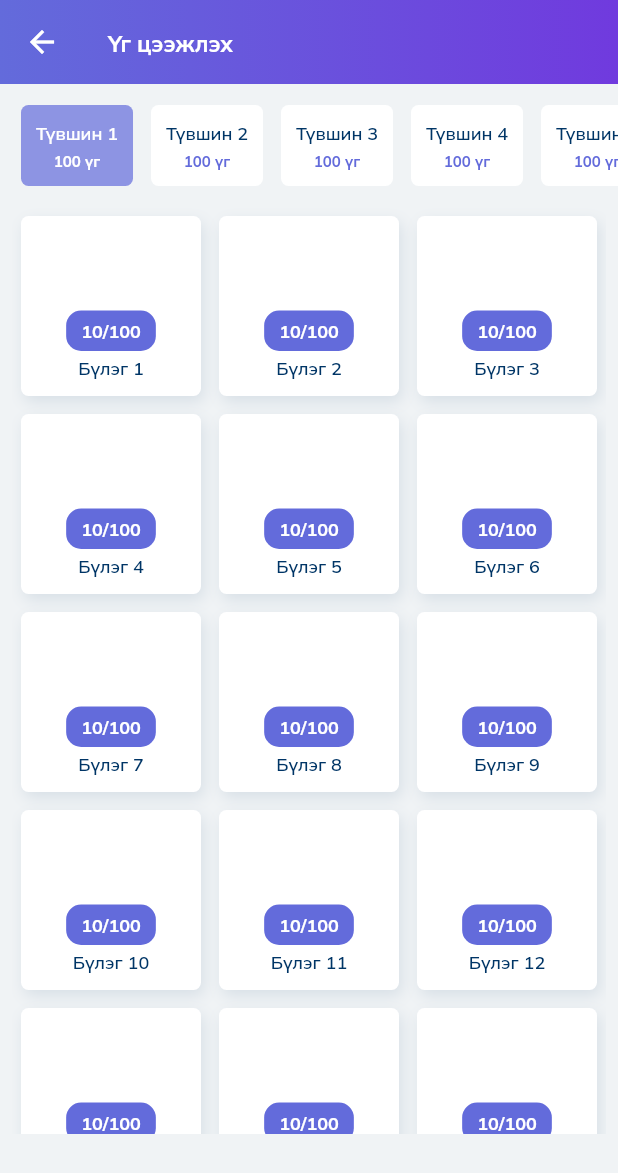
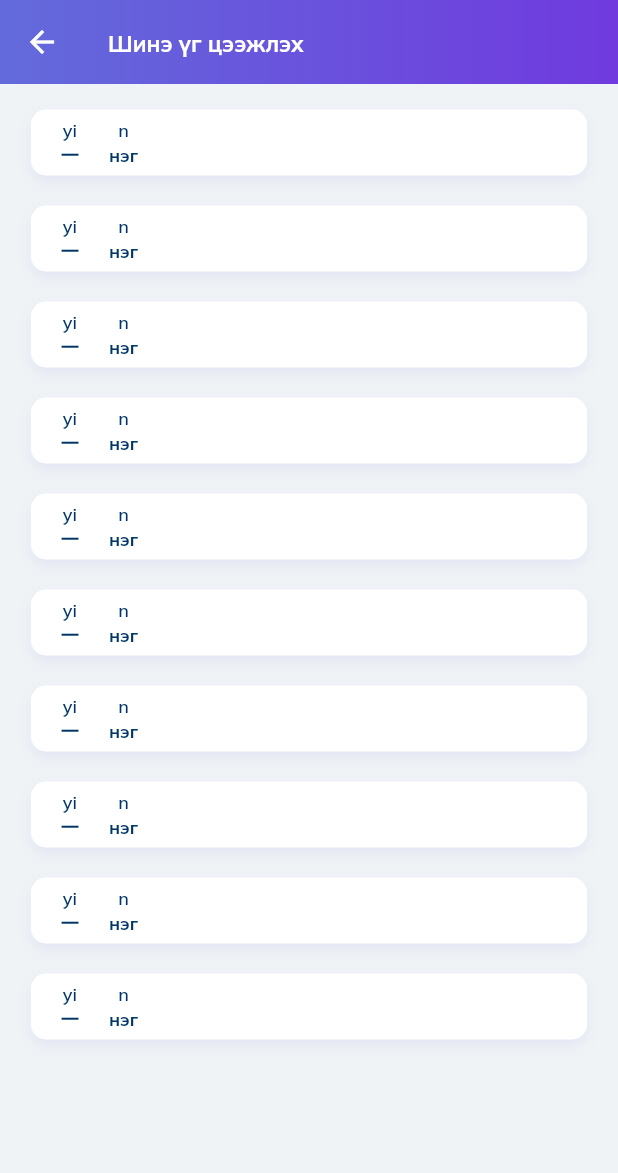
Before and after one commit to athrtyDev/Husky, a Flutter app: the VocabularyHomeScreen screen opened by its route, after a tap on "10/100", on a phone screen of 412 x 824 dp. Shown: the top 1173 px of the screen. Run offline on Flutter 3.47's test engine with Material 2 defaults, Android fonts, the phone set to English and light mode, and no system bars; our stand-ins replace cached_network_image, carousel_slider; network calls fail.

Commit message:
vocabulary detail screen

```diff
--- a/lib/app_router.dart
+++ b/lib/app_router.dart
@@ -3,7 +3,9 @@ import 'package:husky/components/my_app_bar.dart';
 import 'package:husky/screens/grammar_home_screen/grammar_home_screen.dart';
 import 'package:husky/screens/mockTest_home_screen/mockTest_home_screen.dart';
 import 'package:husky/screens/studyChina_home_screen/study_china_home_screen.dart';
+import 'package:husky/screens/vocabulary_home_screen/vocabulary_detail_screen.dart';
 import 'package:husky/screens/vocabulary_home_screen/vocabulary_home_screen.dart';
+import 'package:husky/screens/vocabulary_home_screen/vocabulary_list_screen.dart';
 import 'screens/home_screen/home_screen.dart';
 
 class AppRouter {
@@ -13,6 +15,10 @@ class AppRouter {
         return MaterialPageRoute(builder: (_) => HomeScreen());
       case '/vocabulary_home_screen':
         return MaterialPageRoute(builder: (_) => VocabularyHomeScreen());
+      case '/vocabulary_list_screen':
+        return MaterialPageRoute(builder: (_) => VocabularyListScreen(args: settings.arguments));
+      case '/vocabulary_detail_screen':
+        return MaterialPageRoute(builder: (_) => VocabularyDetailScreen(args: settings.arguments));
       case '/grammar_home_screen':
         return MaterialPageRoute(builder: (_) => GrammarHomeScreen());
       case '/mockTest_home_screen':
--- /dev/null
+++ b/lib/screens/vocabulary_home_screen/components/vocabulary_list_item.dart
@@ -0,0 +1,58 @@
+import 'package:flutter/material.dart';
+import 'package:husky/components/my_text.dart';
+import 'package:husky/global/global.dart';
+
+class VocabularyListItem extends StatelessWidget {
+  final int index;
+  const VocabularyListItem({this.index, Key key}) : super(key: key);
+
+  @override
+  Widget build(BuildContext context) {
+    return InkWell(
+      onTap: () {
+        Navigator.pushNamed(context, "/vocabulary_detail_screen");
+      },
+      child: Container(
+        padding: EdgeInsets.symmetric(vertical: 5, horizontal: 20),
+        margin: EdgeInsets.all(10),
+        decoration: BoxDecoration(color: Styles.whiteColor, borderRadius: BorderRadius.circular(10), boxShadow: [
+          BoxShadow(color: Styles.baseColor.withOpacity(0.1), offset: Offset(0, 4), blurRadius: 8, spreadRadius: 0)
+        ]),
+        width: MediaQuery.of(context).size.width * 0.9,
+        child: Row(
+          children: [
+            Column(
+              children: [
+                MyText.medium(
+                  "yi",
+                  textColor: index.isEven ? Styles.textColor : Styles.textColor,
+                ),
+                MyText.medium(
+                  "一",
+                  fontWeight: Styles.wBold,
+                  textColor: index.isEven ? Styles.textColor : Styles.textColor,
+                )
+              ],
+            ),
+            SizedBox(
+              width: 20,
+            ),
+            Column(
+              children: [
+                MyText.medium(
+                  "n",
+                  textColor: index.isEven ? Styles.textColor : Styles.textColor,
+                ),
+                MyText.medium(
+                  "нэг",
+                  fontWeight: Styles.wBold,
+                  textColor: index.isEven ? Styles.textColor : Styles.textColor,
+                )
+              ],
+            ),
+          ],
+        ),
+      ),
+    );
+  }
+}
--- a/lib/screens/vocabulary_home_screen/components/vocabulary_sub_level.dart
+++ b/lib/screens/vocabulary_home_screen/components/vocabulary_sub_level.dart
@@ -9,7 +9,11 @@ class VocabularySubLevel extends StatelessWidget {
 
   @override
   Widget build(BuildContext context) {
-    return Container(
+    return InkWell(
+      onTap: () {
+        Navigator.pushNamed(context, "/vocabulary_list_screen");
+      },
+      child: Container(
           margin: EdgeInsets.all(6),
           padding: EdgeInsets.all(10),
           decoration: BoxDecoration(
@@ -39,6 +43,7 @@ class VocabularySubLevel extends StatelessWidget {
                 ],
               )
             ],
-        ));
+          )),
+    );
   }
 }
--- a/lib/screens/vocabulary_home_screen/vocabulary_list_screen.dart
+++ b/lib/screens/vocabulary_home_screen/vocabulary_list_screen.dart
@@ -0,0 +1,35 @@
+import 'package:flutter/material.dart';
+import 'package:husky/components/my_app_bar.dart';
+import 'package:husky/global/style.dart';
+import 'package:husky/screens/vocabulary_home_screen/components/vocabulary_list_item.dart';
+
+class VocabularyListScreen extends StatefulWidget {
+  final dynamic args;
+  const VocabularyListScreen({this.args, Key key}) : super(key: key);
+
+  @override
+  _VocabularyListScreenState createState() => _VocabularyListScreenState();
+}
+
+class _VocabularyListScreenState extends State<VocabularyListScreen> {
+  @override
+  Widget build(BuildContext context) {
+    return Scaffold(
+        appBar: myAppBar(title: "Шинэ үг цээжлэх"),
+        backgroundColor: Styles.greyColor,
+        body: Container(
+          margin: EdgeInsets.all(7),
+          child: Center(
+            child: Column(
+              crossAxisAlignment: CrossAxisAlignment.center,
+              children: [
+                for (int index = 0; index < 10; index++)
+                  VocabularyListItem(
+                    index: index,
+                  )
+              ],
+            ),
+          ),
+        ));
+  }
+}
```
Also changed, not shown: lib/screens/vocabulary_home_screen/vocabulary_detail_screen.dart (added, +183 -0 lines). Lines whose indentation alone changed are shown as unchanged.
